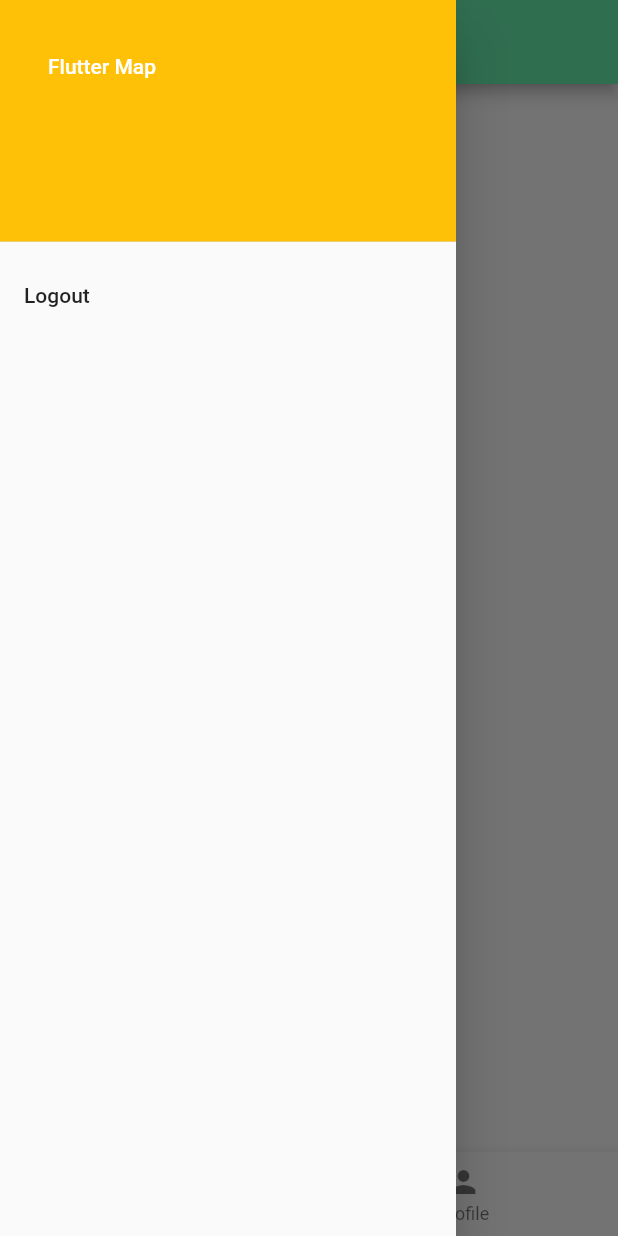
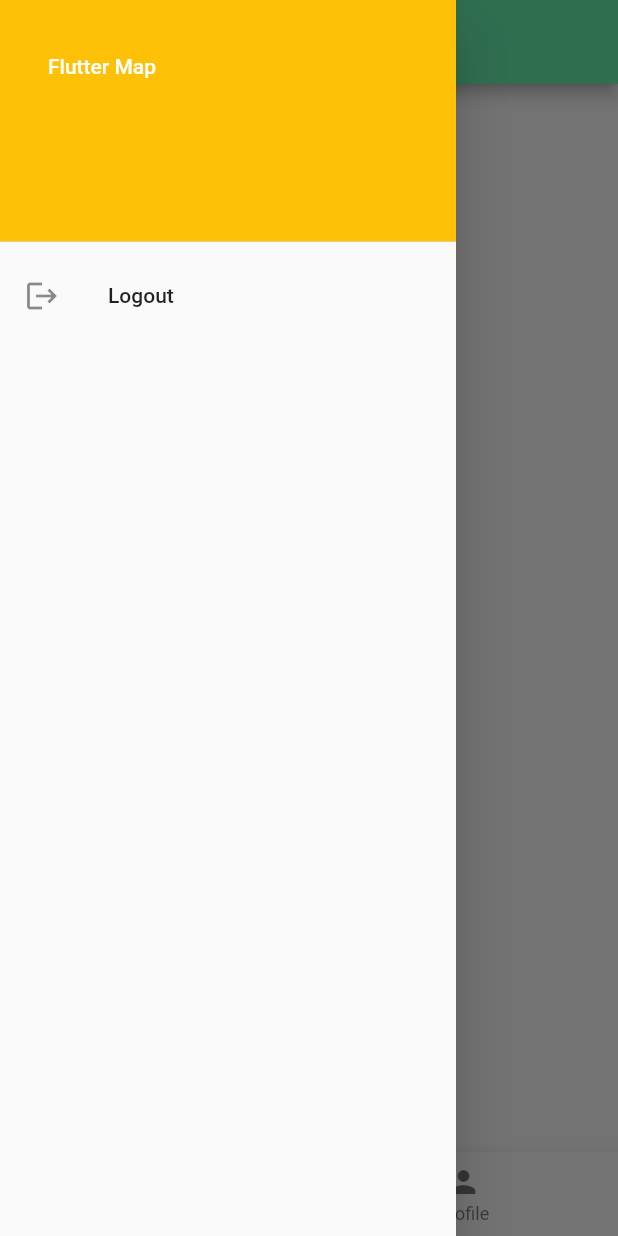
Before and after one commit to simonjv01/flutter_app_welcome, a Flutter app: the screen it shows after launch, with the side drawer open, on a phone screen of 412 x 824 dp. Run offline on Flutter 3.47's test engine with Material 2 defaults, Android fonts, the phone set to English and light mode, and no system bars.

Commit message:
added logout icon in drawer

```diff
--- a/lib/pages/home_page.dart
+++ b/lib/pages/home_page.dart
@@ -27,7 +27,8 @@ class _HomePageState extends State<HomePage> {
         centerTitle: true,
       ),
       body: pages.elementAt(currentPage),
-      drawer: Drawer(
+      drawer: SafeArea(
+        child: Drawer(
           child: ListView(
             children: [
               const DrawerHeader(
@@ -38,12 +39,14 @@ class _HomePageState extends State<HomePage> {
                 ),
               ),
               ListTile(
+                leading: const Icon(Icons.logout),
                 title: const Text('Logout'),
                 onTap: () {
                   'logout';
                 },
               )
             ],
+          ),
         ),
       ),
       bottomNavigationBar: BottomNavigationBar(
```
Lines whose indentation alone changed are shown as unchanged.
